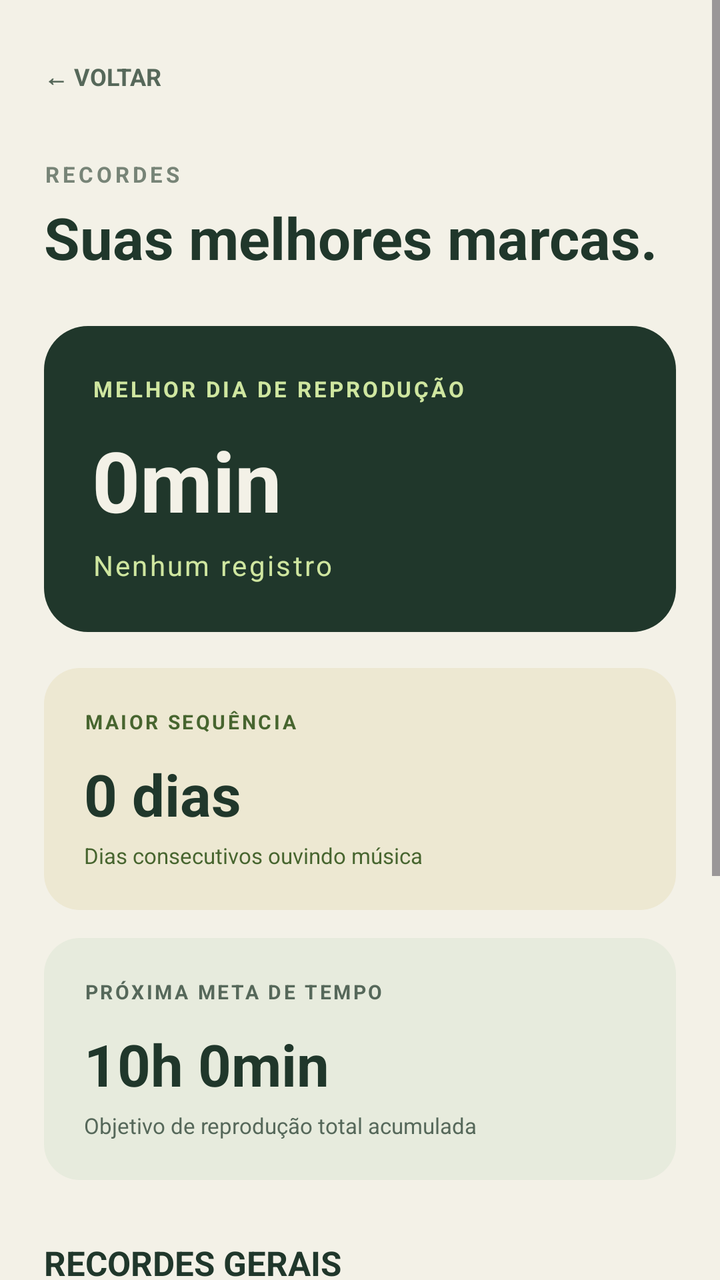
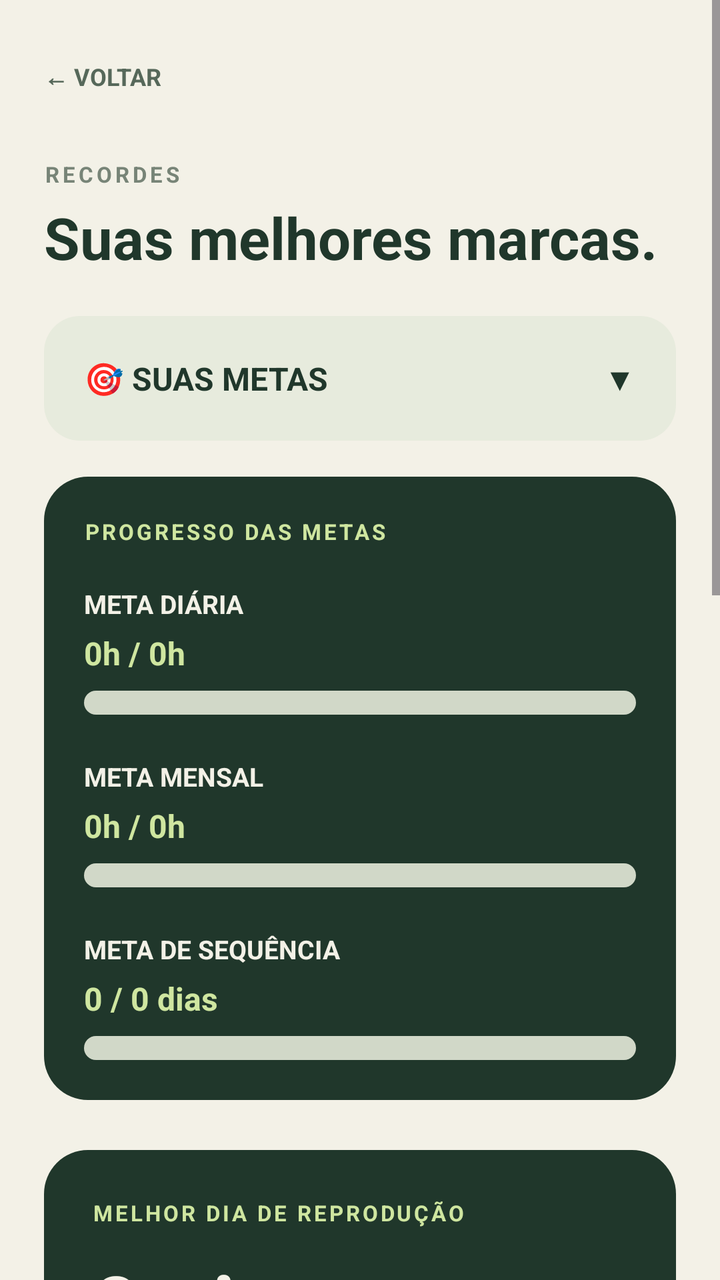

Two renders of the same Android screen: before a commit and after it. Below are the layout's source before the change and the commit's diff.
<!-- AndroidManifest.xml: application theme Theme.FreeAudioTime -->
<!-- res/layout/activity_records.xml -->
<?xml version="1.0" encoding="utf-8"?>
<ScrollView xmlns:android="http://schemas.android.com/apk/res/android"
    android:layout_width="match_parent"
    android:layout_height="match_parent"
    android:background="@color/app_background"
    android:fillViewport="true">

    <LinearLayout
        android:layout_width="match_parent"
        android:layout_height="wrap_content"
        android:orientation="vertical"
        android:padding="22dp">

        <TextView
            android:id="@+id/backButton"
            android:layout_width="wrap_content"
            android:layout_height="wrap_content"
            android:text="← VOLTAR"
            android:textColor="@color/text_secondary"
            android:textSize="12sp"
            android:textStyle="bold"
            android:paddingTop="8dp"
            android:paddingBottom="8dp" />

        <TextView
            android:layout_width="wrap_content"
            android:layout_height="wrap_content"
            android:layout_marginTop="25dp"
            android:text="RECORDES"
            android:textColor="@color/text_muted"
            android:textSize="11sp"
            android:textStyle="bold"
            android:letterSpacing="0.15" />

        <TextView
            android:layout_width="match_parent"
            android:layout_height="wrap_content"
            android:layout_marginTop="5dp"
            android:text="Suas melhores marcas."
            android:textColor="@color/text_primary"
            android:textSize="29sp"
            android:textStyle="bold" />

        
        <LinearLayout
            android:layout_width="match_parent"
            android:layout_height="wrap_content"
            android:layout_marginTop="25dp"
            android:background="@drawable/bg_card_dark"
            android:orientation="vertical"
            android:padding="24dp">

            <TextView
                android:layout_width="wrap_content"
                android:layout_height="wrap_content"
                android:text="MELHOR DIA DE REPRODUÇÃO"
                android:textColor="@color/accent_soft"
                android:textSize="11sp"
                android:textStyle="bold"
                android:letterSpacing="0.12" />

            <TextView
                android:id="@+id/recordBestDayTime"
                android:layout_width="match_parent"
                android:layout_height="wrap_content"
                android:layout_marginTop="10dp"
                android:text="0min"
                android:textColor="@color/text_on_dark"
                android:textSize="42sp"
                android:textStyle="bold" />

            <TextView
                android:id="@+id/recordBestDay"
                android:layout_width="wrap_content"
                android:layout_height="wrap_content"
                android:layout_marginTop="5dp"
                android:text="Nenhum registro"
                android:textColor="@color/accent_soft"
                android:textSize="14sp"
                android:letterSpacing="0.08" />

        </LinearLayout>

        
        <LinearLayout
            android:layout_width="match_parent"
            android:layout_height="wrap_content"
            android:layout_marginTop="18dp"
            android:background="@drawable/bg_card_yellow"
            android:orientation="vertical"
            android:padding="20dp">

            <TextView
                android:layout_width="wrap_content"
                android:layout_height="wrap_content"
                android:text="MAIOR SEQUÊNCIA"
                android:textColor="@color/text_yellow"
                android:textSize="10sp"
                android:textStyle="bold"
                android:letterSpacing="0.12" />

            <TextView
                android:id="@+id/recordStreak"
                android:layout_width="match_parent"
                android:layout_height="wrap_content"
                android:layout_marginTop="10dp"
                android:text="0 dias"
                android:textColor="@color/text_primary"
                android:textSize="29sp"
                android:textStyle="bold" />

            <TextView
                android:layout_width="match_parent"
                android:layout_height="wrap_content"
                android:layout_marginTop="4dp"
                android:text="Dias consecutivos ouvindo música"
                android:textColor="@color/text_yellow"
                android:textSize="11sp" />

        </LinearLayout>

        
        <LinearLayout
            android:layout_width="match_parent"
            android:layout_height="wrap_content"
            android:layout_marginTop="14dp"
            android:background="@drawable/bg_card_light"
            android:orientation="vertical"
            android:padding="20dp">

            <TextView
                android:layout_width="wrap_content"
                android:layout_height="wrap_content"
                android:text="PRÓXIMA META DE TEMPO"
                android:textColor="@color/text_secondary"
                android:textSize="10sp"
                android:textStyle="bold"
                android:letterSpacing="0.12" />

            <TextView
                android:id="@+id/recordMilestone"
                android:layout_width="match_parent"
                android:layout_height="wrap_content"
                android:layout_marginTop="10dp"
                android:text="10h 0min"
                android:textColor="@color/text_primary"
                android:textSize="29sp"
                android:textStyle="bold" />

            <TextView
                android:layout_width="match_parent"
                android:layout_height="wrap_content"
                android:layout_marginTop="4dp"
                android:text="Objetivo de reprodução total acumulada"
                android:textColor="@color/text_secondary"
                android:textSize="11sp" />

        </LinearLayout>

        
        <TextView
            android:layout_width="wrap_content"
            android:layout_height="wrap_content"
            android:layout_marginTop="30dp"
            android:text="RECORDES GERAIS"
            android:textColor="@color/text_primary"
            android:textSize="17sp"
            android:textStyle="bold" />

        <LinearLayout
            android:layout_width="match_parent"
            android:layout_height="wrap_content"
            android:layout_marginTop="14dp"
            android:background="@drawable/bg_card_dark"
            android:orientation="vertical"
            android:padding="20dp">

            <TextView
                android:layout_width="wrap_content"
                android:layout_height="wrap_content"
                android:text="ARTISTA MAIS OUVIDO DE TODOS OS TEMPOS"
                android:textColor="@color/accent_soft"
                android:textSize="10sp"
                android:textStyle="bold" />

            <TextView
                android:id="@+id/recordMostPlayedArtist"
                android:layout_width="match_parent"
                android:layout_height="wrap_content"
                android:layout_marginTop="8dp"
                android:text="Nenhum artista"
                android:textColor="@color/text_on_dark"
                android:textSize="22sp"
                android:textStyle="bold" />

            <View
                android:layout_width="match_parent"
                android:layout_height="1dp"
                android:layout_marginTop="16dp"
                android:layout_marginBottom="16dp"
                android:background="@color/divider_color" />

            <TextView
                android:layout_width="wrap_content"
                android:layout_height="wrap_content"
                android:text="MÚSICA MAIS OUVIDA DE TODOS OS TEMPOS"
                android:textColor="@color/accent_soft"
                android:textSize="10sp"
                android:textStyle="bold" />

            <TextView
                android:id="@+id/recordMostPlayedTrack"
                android:layout_width="match_parent"
                android:layout_height="wrap_content"
                android:layout_marginTop="8dp"
                android:text="Nenhuma música"
                android:textColor="@color/text_on_dark"
                android:textSize="17sp"
                android:textStyle="bold" />

        </LinearLayout>

        
        <TextView
            android:layout_width="wrap_content"
            android:layout_height="wrap_content"
            android:layout_marginTop="30dp"
            android:text="CONQUISTAS"
            android:textColor="@color/text_primary"
            android:textSize="17sp"
            android:textStyle="bold" />

        <TextView
            android:layout_width="match_parent"
            android:layout_height="wrap_content"
            android:layout_marginTop="5dp"
            android:text="Marcos da sua jornada musical."
            android:textColor="@color/text_muted"
            android:textSize="12sp" />

        <LinearLayout
            android:id="@+id/achievementsContainer"
            android:layout_width="match_parent"
            android:layout_height="wrap_content"
            android:layout_marginTop="14dp"
            android:orientation="vertical" />

    </LinearLayout>
</ScrollView>
<!-- resources referenced by this layout -->
<resources>
  <color name="accent_soft">#CFE6A0</color>
  <color name="app_background">#F3F1E7</color>
  <color name="divider_color">#D1D8C8</color>
  <color name="text_muted">#778477</color>
  <color name="text_on_dark">#F3F1E7</color>
  <color name="text_primary">#20372B</color>
  <color name="text_secondary">#56685A</color>
  <color name="text_yellow">#47652F</color>
  <!-- drawable bg_card_dark (drawable) -->
  <?xml version="1.0" encoding="utf-8"?>
  <shape xmlns:android="http://schemas.android.com/apk/res/android">
      <solid android:color="@color/card_dark" />
      <corners android:radius="22dp" />
  </shape>
  <!-- drawable bg_card_light (drawable) -->
  <?xml version="1.0" encoding="utf-8"?>
  <shape xmlns:android="http://schemas.android.com/apk/res/android">
      <solid android:color="@color/card_light" />
      <corners android:radius="18dp" />
  </shape>
  <!-- drawable bg_card_yellow (drawable) -->
  <?xml version="1.0" encoding="utf-8"?>
  <shape xmlns:android="http://schemas.android.com/apk/res/android">
      <solid android:color="@color/card_yellow" />
      <corners android:radius="18dp" />
  </shape>
  <style name="Theme.FreeAudioTime" parent="Base.Theme.FreeAudioTime" />
  <color name="card_dark">#20372B</color>
  <color name="card_light">#E7EBDD</color>
  <color name="card_yellow">#EDE8D2</color>
  <style name="Base.Theme.FreeAudioTime" parent="Theme.Material3.DayNight.NoActionBar">
          
          
      </style>
</resources>

<!-- the commit's change to res/layout/activity_records.xml (unified diff, before → after) -->
@@ -45,6 +45,228 @@
         <LinearLayout
             android:layout_width="match_parent"
             android:layout_height="wrap_content"
+            android:layout_marginTop="20dp"
+            android:orientation="vertical"
+            android:background="@drawable/bg_card_light"
+            android:padding="20dp">
+
+            <LinearLayout
+                android:id="@+id/goalsHeader"
+                android:layout_width="match_parent"
+                android:layout_height="wrap_content"
+                android:orientation="horizontal"
+                android:gravity="center_vertical"
+                android:clickable="true"
+                android:focusable="true">
+
+                <TextView
+                    android:layout_width="0dp"
+                    android:layout_height="wrap_content"
+                    android:layout_weight="1"
+                    android:text="🎯 SUAS METAS"
+                    android:textColor="@color/text_primary"
+                    android:textSize="16sp"
+                    android:textStyle="bold" />
+
+                <TextView
+                    android:id="@+id/goalsArrow"
+                    android:layout_width="wrap_content"
+                    android:layout_height="wrap_content"
+                    android:text="▼"
+                    android:textColor="@color/text_primary"
+                    android:textSize="16sp" />
+
+            </LinearLayout>
+
+            
+            <LinearLayout
+                android:id="@+id/goalsContent"
+                android:layout_width="match_parent"
+                android:layout_height="wrap_content"
+                android:orientation="vertical"
+                android:visibility="gone">
+
+                <TextView
+                    android:layout_width="wrap_content"
+                    android:layout_height="wrap_content"
+                    android:layout_marginTop="20dp"
+                    android:text="Meta diária (horas)"
+                    android:textColor="@color/text_secondary"
+                    android:textSize="12sp"
+                    android:textStyle="bold" />
+
+                <EditText
+                    android:id="@+id/dailyGoalInput"
+                    android:layout_width="match_parent"
+                    android:layout_height="wrap_content"
+                    android:hint="Ex.: 2"
+                    android:inputType="number"
+                    android:textColor="@color/text_primary"
+                    android:textColorHint="@color/text_secondary" />
+
+                <TextView
+                    android:layout_width="wrap_content"
+                    android:layout_height="wrap_content"
+                    android:layout_marginTop="14dp"
+                    android:text="Meta mensal (horas)"
+                    android:textColor="@color/text_secondary"
+                    android:textSize="12sp"
+                    android:textStyle="bold" />
+
+                <EditText
+                    android:id="@+id/monthlyGoalInput"
+                    android:layout_width="match_parent"
+                    android:layout_height="wrap_content"
+                    android:hint="Ex.: 60"
+                    android:inputType="number"
+                    android:textColor="@color/text_primary"
+                    android:textColorHint="@color/text_secondary" />
+
+                <TextView
+                    android:layout_width="wrap_content"
+                    android:layout_height="wrap_content"
+                    android:layout_marginTop="14dp"
+                    android:text="Meta de sequência (dias)"
+                    android:textColor="@color/text_secondary"
+                    android:textSize="12sp"
+                    android:textStyle="bold" />
+
+                <EditText
+                    android:id="@+id/streakGoalInput"
+                    android:layout_width="match_parent"
+                    android:layout_height="wrap_content"
+                    android:hint="Ex.: 7"
+                    android:inputType="number"
+                    android:textColor="@color/text_primary"
+                    android:textColorHint="@color/text_secondary" />
+
+                <Button
+                    android:id="@+id/saveGoalsButton"
+                    android:layout_width="match_parent"
+                    android:layout_height="wrap_content"
+                    android:layout_marginTop="18dp"
+                    android:text="SALVAR METAS" />
+
+            </LinearLayout>
+
+        </LinearLayout>
+
+
+        
+        <LinearLayout
+            android:layout_width="match_parent"
+            android:layout_height="wrap_content"
+            android:layout_marginTop="18dp"
+            android:background="@drawable/bg_card_dark"
+            android:orientation="vertical"
+            android:padding="20dp">
+
+            <TextView
+                android:layout_width="wrap_content"
+                android:layout_height="wrap_content"
+                android:text="PROGRESSO DAS METAS"
+                android:textColor="@color/accent_soft"
+                android:textSize="11sp"
+                android:textStyle="bold"
+                android:letterSpacing="0.12" />
+
+            
+            <TextView
+                android:layout_width="match_parent"
+                android:layout_height="wrap_content"
+                android:layout_marginTop="20dp"
+                android:text="META DIÁRIA"
+                android:textColor="@color/text_on_dark"
+                android:textSize="13sp"
+                android:textStyle="bold" />
+
+            <TextView
+                android:id="@+id/dailyProgressText"
+                android:layout_width="match_parent"
+                android:layout_height="wrap_content"
+                android:layout_marginTop="5dp"
+                android:text="0h / 0h"
+                android:textColor="@color/accent_soft"
+                android:textSize="16sp"
+                android:textStyle="bold" />
+
+            <ProgressBar
+                android:id="@+id/dailyProgressBar"
+                style="?android:attr/progressBarStyleHorizontal"
+                android:progressDrawable="@drawable/progress_goal"
+                android:layout_width="match_parent"
+                android:layout_height="12dp"
+                android:layout_marginTop="8dp"
+                android:max="100"
+                android:progress="0" />
+
+            
+            <TextView
+                android:layout_width="match_parent"
+                android:layout_height="wrap_content"
+                android:layout_marginTop="22dp"
+                android:text="META MENSAL"
+                android:textColor="@color/text_on_dark"
+                android:textSize="13sp"
+                android:textStyle="bold" />
+
+            <TextView
+                android:id="@+id/monthlyProgressText"
+                android:layout_width="match_parent"
+                android:layout_height="wrap_content"
+                android:layout_marginTop="5dp"
+                android:text="0h / 0h"
+                android:textColor="@color/accent_soft"
+                android:textSize="16sp"
+                android:textStyle="bold" />
+
+            <ProgressBar
+                android:id="@+id/monthlyProgressBar"
+                style="?android:attr/progressBarStyleHorizontal"
+                android:progressDrawable="@drawable/progress_goal"
+                android:layout_width="match_parent"
+                android:layout_height="12dp"
+                android:layout_marginTop="8dp"
+                android:max="100"
+                android:progress="0" />
+
+            
+            <TextView
+                android:layout_width="match_parent"
+                android:layout_height="wrap_content"
+                android:layout_marginTop="22dp"
+                android:text="META DE SEQUÊNCIA"
+                android:textColor="@color/text_on_dark"
+                android:textSize="13sp"
+                android:textStyle="bold" />
+
+            <TextView
+                android:id="@+id/streakProgressText"
+                android:layout_width="match_parent"
+                android:layout_height="wrap_content"
+                android:layout_marginTop="5dp"
+                android:text="0 / 0 dias"
+                android:textColor="@color/accent_soft"
+                android:textSize="16sp"
+                android:textStyle="bold" />
+
+            <ProgressBar
+                android:id="@+id/streakProgressBar"
+                style="?android:attr/progressBarStyleHorizontal"
+                android:progressDrawable="@drawable/progress_goal"
+                android:layout_width="match_parent"
+                android:layout_height="12dp"
+                android:layout_marginTop="8dp"
+                android:max="100"
+                android:progress="0" />
+
+        </LinearLayout>
+
+
+        
+        <LinearLayout
+            android:layout_width="match_parent"
+            android:layout_height="wrap_content"
             android:layout_marginTop="25dp"
             android:background="@drawable/bg_card_dark"
             android:orientation="vertical"
@@ -110,6 +332,15 @@
                 android:textStyle="bold" />
 
             <TextView
+                android:id="@+id/recordProtections"
+                android:layout_width="match_parent"
+                android:layout_height="wrap_content"
+                android:layout_marginTop="12dp"
+                android:text="🛡️ Proteções restantes: 3"
+                android:textColor="@color/text_yellow"
+                android:textSize="12sp" />
+
+            <TextView
                 android:layout_width="match_parent"
                 android:layout_height="wrap_content"
                 android:layout_marginTop="4dp"
<!-- resource entries referenced after the edit -->
@@ -26,6 +26,27 @@
       <solid android:color="@color/card_yellow" />
       <corners android:radius="18dp" />
   </shape>
+  <!-- drawable progress_goal (drawable) -->
+  <?xml version="1.0" encoding="utf-8"?>
+  <layer-list xmlns:android="http://schemas.android.com/apk/res/android">
+  
+      <item android:id="@android:id/background">
+          <shape android:shape="rectangle">
+              <corners android:radius="20dp" />
+              <solid android:color="@color/divider_color" />
+          </shape>
+      </item>
+  
+      <item android:id="@android:id/progress">
+          <clip>
+              <shape android:shape="rectangle">
+                  <corners android:radius="20dp" />
+                  <solid android:color="@color/accent_soft" />
+              </shape>
+          </clip>
+      </item>
+  
+  </layer-list>
   <style name="Theme.FreeAudioTime" parent="Base.Theme.FreeAudioTime" />
   <color name="card_dark">#20372B</color>
   <color name="card_light">#E7EBDD</color>
